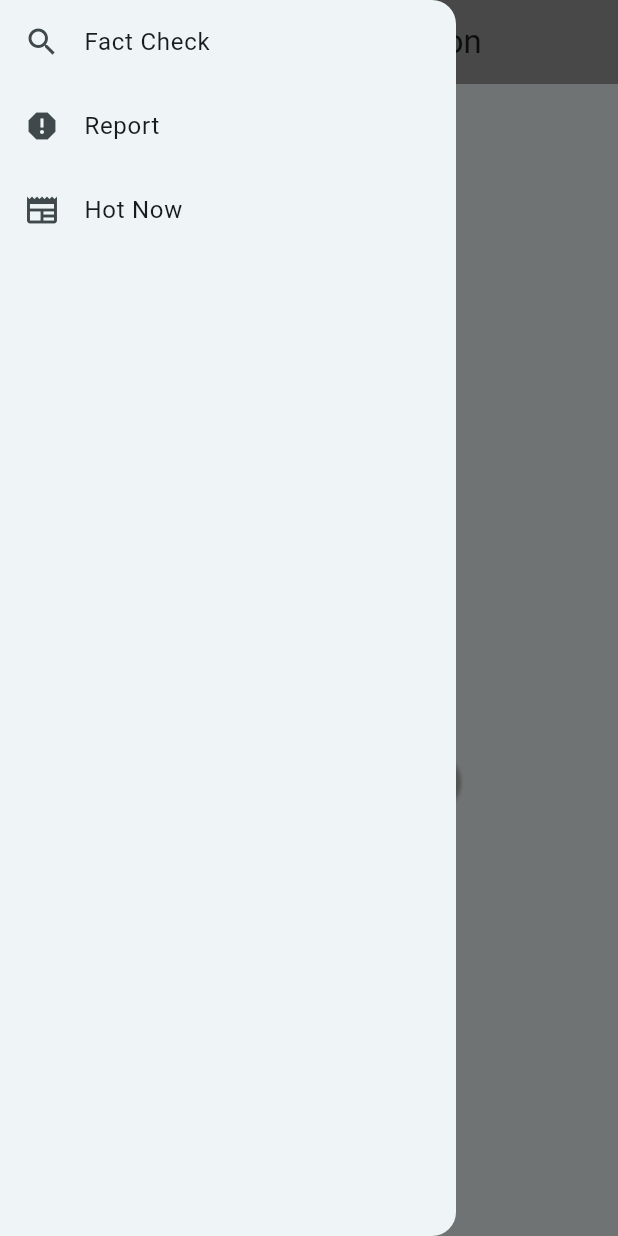
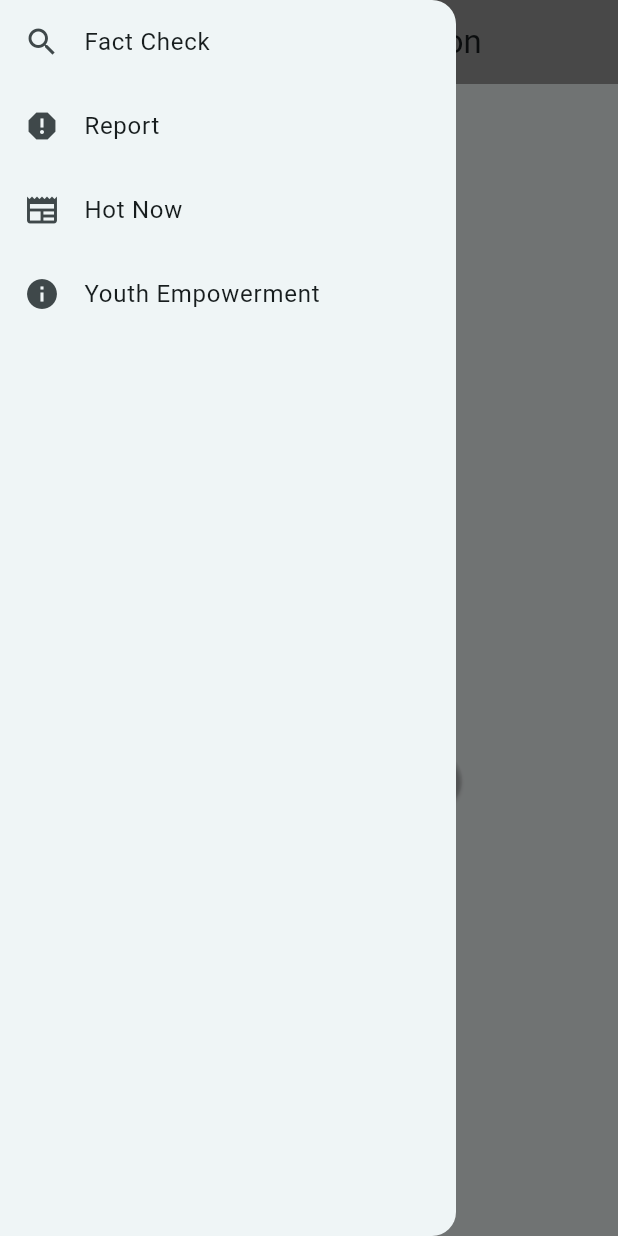
Before and after one commit to Slozzyondul/Social_Justice_and_Reform_Hackathon, a Flutter app: the screen it shows after launch, with the side drawer open, on a phone screen of 412 x 824 dp. Run offline on Flutter 3.47's test engine with Material 3 defaults, Android fonts, the light colour scheme and no system bars; our stand-ins replace image_picker.

Commit message:
linking drawer menus to screens

```diff
--- a/lib/frontend/screens/main_options_screen.dart
+++ b/lib/frontend/screens/main_options_screen.dart
@@ -13,7 +13,7 @@ class MainOptionScreen extends StatelessWidget {
         title: const Center(child: Text('Choose an Option')),
         backgroundColor: Colors.grey,
       ),
-      drawer: _mainDrawer(),
+      drawer: _mainDrawer(context),
       body: Center(
         child: Padding(
           padding: const EdgeInsets.all(16.0),
@@ -75,7 +75,7 @@ class MainOptionScreen extends StatelessWidget {
     );
   }
 
-  Widget _mainDrawer() {
+  Widget _mainDrawer(BuildContext context) {
     return Drawer(
       child: ListView(
         padding: EdgeInsets.zero,
@@ -83,17 +83,30 @@ class MainOptionScreen extends StatelessWidget {
           ListTile(
             leading: const Icon(Icons.search),
             title: const Text('Fact Check'),
-            onTap: () {},
+            onTap: () {
+              Navigator.pushNamed(context, '/facts');
+            },
           ),
           ListTile(
             leading: const Icon(Icons.report),
             title: const Text('Report'),
-            onTap: () {},
+            onTap: () {
+              Navigator.pushNamed(context, '/report');
+            },
           ),
           ListTile(
             leading: const Icon(Icons.newspaper),
             title: const Text('Hot Now'),
-            onTap: () {},
+            onTap: () {
+              Navigator.pushNamed(context, '/viewreport');
+            },
+          ),
+          ListTile(
+            leading: const Icon(Icons.info),
+            title: const Text('Youth Empowerment'),
+            onTap: () {
+              Navigator.pushNamed(context, '/youths');
+            },
           ),
         ],
       ),
--- a/lib/main.dart
+++ b/lib/main.dart
@@ -1,5 +1,9 @@
 import 'package:flutter/material.dart';
+import 'package:solop/frontend/screens/fact_check/fact_check.dart';
+import 'package:solop/frontend/screens/report/other_corruption_reports.dart';
+import 'package:solop/frontend/screens/report/report_corruption_screen.dart';
 import 'package:solop/frontend/screens/splash_screen_wrapper.dart';
+import 'package:solop/frontend/screens/youths/youth_empowerment.dart';
 
 void main() {
   runApp(const MyApp());
@@ -18,7 +22,15 @@ class MyApp extends StatelessWidget {
         colorScheme: ColorScheme.fromSeed(seedColor: Colors.grey),
         useMaterial3: true,
       ),
-      home: const SplashScreenWrapper()
+      //home: const SplashScreenWrapper(),
+      initialRoute: '/',
+      routes: {
+        '/': (context) => const SplashScreenWrapper(),
+        '/facts': (context) => const NewsFactCheckScreen(),
+        '/report': (context) => const ReportCorruptionScreen(),
+        '/viewreport': (context) => const ViewReportsScreen(),
+        '/youths': (context) => const YouthEmpowerment(),
+      },
     );
   }
 }
```
Also changed, not shown: lib/frontend/screens/youths/youth_empowerment.dart (added, +20 -0 lines).
